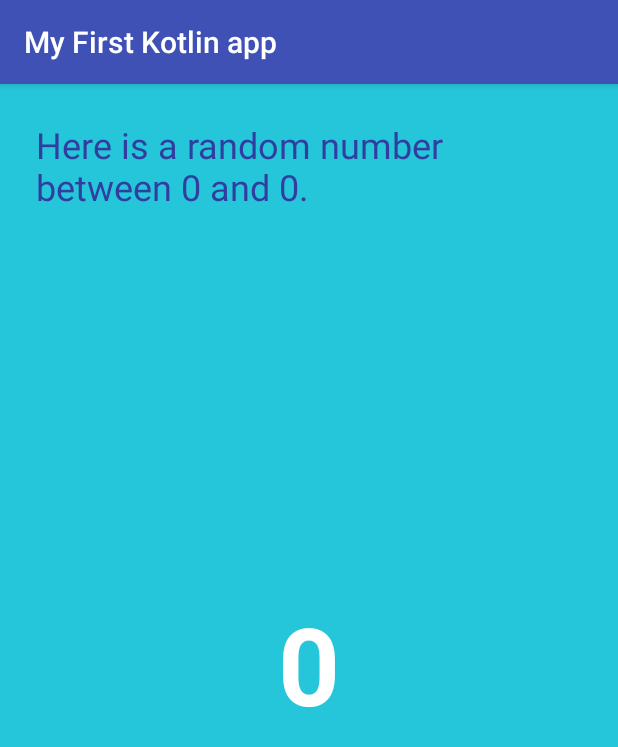
After one commit to wangwb98/MyFirstKotlinapp, an Android app: the SecondActivity screen opened directly, with no data from a screen before it, on a phone screen of 412 x 824 dp. The commit adds this screen. Shown: the top 747 px of the screen. Run offline under Robolectric (Android 15) with nearby library versions, the phone set to English and light mode, and no system bars.

Commit message:
Finished tutorial.

```diff
--- a/app/build.gradle
+++ b/app/build.gradle
@@ -24,7 +24,7 @@ android {
 
 dependencies {
     implementation fileTree(dir: 'libs', include: ['*.jar'])
-    implementation"org.jetbrains.kotlin:kotlin-stdlib-jre7:$kotlin_version"
+    implementation "org.jetbrains.kotlin:kotlin-stdlib-jre7:$kotlin_version"
     implementation 'com.android.support:appcompat-v7:28.0.0-alpha3'
     implementation 'com.android.support.constraint:constraint-layout:1.1.2'
     testImplementation 'junit:junit:4.12'
--- a/app/src/main/AndroidManifest.xml
+++ b/app/src/main/AndroidManifest.xml
@@ -9,6 +9,7 @@
         android:roundIcon="@mipmap/ic_launcher_round"
         android:supportsRtl="true"
         android:theme="@style/AppTheme">
+
         <activity android:name=".MainActivity">
             <intent-filter>
                 <action android:name="android.intent.action.MAIN" />
@@ -16,6 +17,7 @@
                 <category android:name="android.intent.category.LAUNCHER" />
             </intent-filter>
         </activity>
+        <activity android:name=".SecondActivity"></activity>
     </application>
 
 </manifest>
--- /dev/null
+++ b/app/src/main/java/com/asrmicro/os/myfirstkotlinapp/SecondActivity.kt
@@ -0,0 +1,28 @@
+package com.asrmicro.os.myfirstkotlinapp
+
+import android.support.v7.app.AppCompatActivity
+import android.os.Bundle
+import kotlinx.android.synthetic.main.activity_second.textview_random
+import kotlinx.android.synthetic.main.activity_second.textview_label
+import java.util.*
+
+class SecondActivity : AppCompatActivity() {
+
+    override fun onCreate(savedInstanceState: Bundle?) {
+        super.onCreate(savedInstanceState)
+        setContentView(R.layout.activity_second)
+        showRandomNumber()
+    }
+    fun showRandomNumber() {
+        val count = intent.getIntExtra(TOTAL_COUNT, 0)
+        val random = Random()
+        var randomInt:Int = 0
+        if (count > 0)
+            randomInt = random.nextInt(count + 1)
+        textview_random.text = randomInt.toString()
+        textview_label.text = getString(R.string.random_heading, count)
+    }
+    companion object {
+        const val TOTAL_COUNT = "total_count"
+    }
+}
--- /dev/null
+++ b/app/src/main/res/layout/activity_second.xml
@@ -0,0 +1,41 @@
+<?xml version="1.0" encoding="utf-8"?>
+<android.support.constraint.ConstraintLayout xmlns:android="http://schemas.android.com/apk/res/android"
+    xmlns:app="http://schemas.android.com/apk/res-auto"
+    xmlns:tools="http://schemas.android.com/tools"
+    android:layout_width="match_parent"
+    android:layout_height="match_parent"
+    android:background="@color/screenBackground2"
+    tools:context=".SecondActivity">
+
+    <TextView
+        android:id="@+id/textview_label"
+        android:layout_width="0dp"
+        android:layout_height="wrap_content"
+        android:layout_marginEnd="24dp"
+        android:layout_marginStart="24dp"
+        android:layout_marginTop="24dp"
+        android:text="@string/random_heading"
+        android:textColor="@color/colorPrimaryDark"
+        android:textSize="24sp"
+        app:layout_constraintEnd_toEndOf="parent"
+        app:layout_constraintStart_toStartOf="parent"
+        app:layout_constraintTop_toTopOf="parent" />
+
+    <TextView
+        android:id="@+id/textview_random"
+        android:layout_width="wrap_content"
+        android:layout_height="wrap_content"
+        android:layout_marginBottom="24dp"
+        android:layout_marginEnd="24dp"
+        android:layout_marginStart="24dp"
+        android:text="R"
+        android:textColor="@android:color/white"
+        android:textSize="72sp"
+        android:textStyle="bold"
+        app:layout_constraintBottom_toBottomOf="parent"
+        app:layout_constraintEnd_toEndOf="parent"
+        app:layout_constraintStart_toStartOf="parent"
+        app:layout_constraintTop_toBottomOf="@id/textview_label"
+        app:layout_constraintVertical_bias="0.45"
+        tools:text="@android:string/autofill" />
+</android.support.constraint.ConstraintLayout>
--- a/app/src/main/res/values/colors.xml
+++ b/app/src/main/res/values/colors.xml
@@ -5,4 +5,5 @@
     <color name="colorAccent">#FF4081</color>
     <color name="screenBackground">#2196F3</color>
     <color name="buttonBackground">#BBDEFB</color>
+    <color name="screenBackground2">#26C6DA</color>
 </resources>
--- a/app/src/main/res/values/strings.xml
+++ b/app/src/main/res/values/strings.xml
@@ -1,4 +1,5 @@
 <resources>
     <string name="app_name">My First Kotlin app</string>
     <string name="hello_world_text">0</string>
+    <string name="random_heading">Here is a random number between 0 and %1d.</string>
 </resources>
```
Also changed, not shown: app/src/main/java/com/asrmicro/os/myfirstkotlinapp/MainActivity.kt (+33 -0 lines), app/src/main/res/layout/activity_main.xml (+5 -2 lines).
